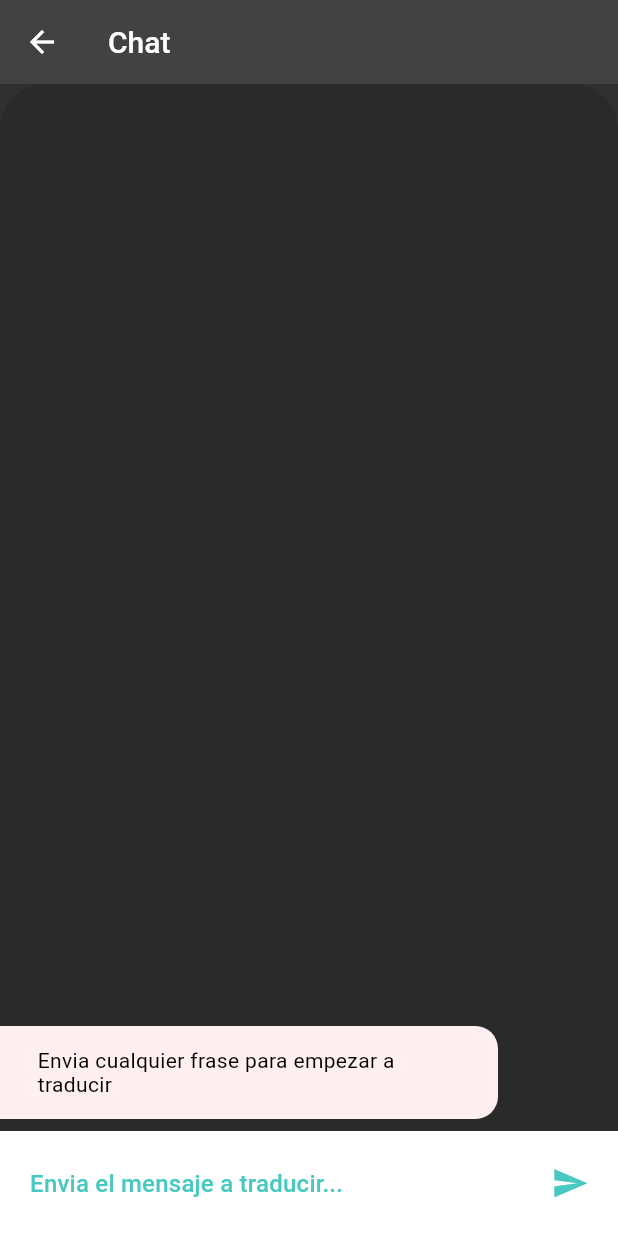
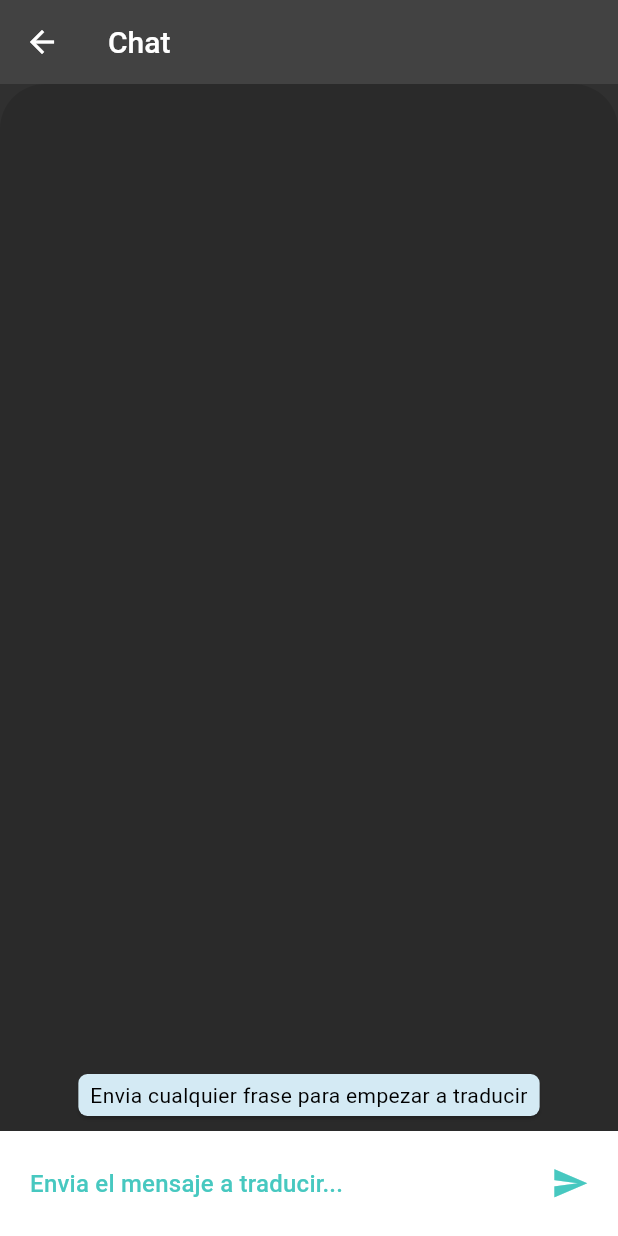
Before and after one commit to Motano/app-pi-gpi, a Flutter app: the ChatScreen screen opened directly, on a phone screen of 412 x 824 dp. Run offline on Flutter 3.47's test engine with Material 2 defaults, Android fonts, the phone set to English and light mode, and no system bars; drawn by our look-alikes of bubble; our stand-ins replace avatar_glow, flutter_tts, hive, hive_flutter, speech_to_text; accounts and stored records are empty.

Commit message:
codigo de los mensajes en widget aparte

```diff
--- a/aplicacionpi/lib/screens/chat_screen.dart
+++ b/aplicacionpi/lib/screens/chat_screen.dart
@@ -1,6 +1,8 @@
 import 'package:aplicacionpi/model/modelos.dart';
 import 'package:aplicacionpi/functions/functions.dart';
+import 'package:aplicacionpi/widgets/mensajes.dart';
 import 'package:flutter/material.dart';
+
 
 class ChatScreen extends StatefulWidget {
   @override
@@ -10,39 +12,12 @@ class ChatScreen extends StatefulWidget {
 class _ChatScreenState extends State<ChatScreen> {
   final myController = TextEditingController();
   String traducir = "";
-  List<Message> _mensajes = [
-    Message("Envia cualquier frase para empezar a traducir", false),
-  ];
+  List<Message> _mensajes = [];
   @override
   void dispose() {
     // Limpia el controlador cuando el Widget se descarte
     myController.dispose();
     super.dispose();
-  }
-
-// Constructor de mensajes para mostrar en pantalla las burbujas de texto, separando las que envia el usuario con las que recibe desde la api
-  _buildMessage(Message message, bool isMe) {
-    return Container(
-      margin: isMe
-          ? EdgeInsets.only(top: 8.0, bottom: 8.0, left: 80.0)
-          : EdgeInsets.only(top: 8.0, bottom: 8.0, right: 80.0),
-      padding: EdgeInsets.symmetric(horizontal: 25.0, vertical: 15.0),
-      decoration: BoxDecoration(
-          color: isMe ? Theme.of(context).accentColor : Color(0xFFFFEFEE),
-          borderRadius: isMe
-              ? BorderRadius.only(
-                  topLeft: Radius.circular(15.0),
-                  bottomLeft: Radius.circular(15.0),
-                )
-              : BorderRadius.only(
-                  topRight: Radius.circular(15.0),
-                  bottomRight: Radius.circular(15.0),
-                )),
-      child: Text(
-        message.body,
-        style: TextStyle(color: Colors.black),
-      ),
-    );
   }
 
 // Constructor de barra donde se escribe el mensaje
@@ -113,16 +88,10 @@ class _ChatScreenState extends State<ChatScreen> {
                     topLeft: Radius.circular(30.0),
                     topRight: Radius.circular(30.0),
                   ),
-                  child: ListView.builder(
-                    reverse: true,
-                    padding: EdgeInsets.only(top: 15.0),
-                    itemCount: _mensajes.length,
-                    itemBuilder: (BuildContext context, int index) {
-                      final Message message = _mensajes[index];
-                      bool isMe = message.isMe;
-                      return _buildMessage(message, isMe);
-                    },
-                  ),
+                  child: Mensajes(
+                    mensajes: _mensajes,
+                    textoInicial: "Envia cualquier frase para empezar a traducir",
+                  )
                 ),
               ),
             ),
--- a/aplicacionpi/lib/widgets/botontts.dart
+++ b/aplicacionpi/lib/widgets/botontts.dart
@@ -28,14 +28,14 @@ class _BotonTTSState extends State<BotonTTS> {
   void initState() {
     super.initState();
     _configs();
-    if(widget.autoplay) {
-      _speak(widget.texto);
-    }
   }
 
 
   @override
   Widget build(BuildContext context) {
+    if(widget.autoplay) {
+      _speak(widget.texto);
+    }
     return (
       IconButton(
         icon: const Icon(Icons.play_circle_outline),
--- /dev/null
+++ b/aplicacionpi/lib/widgets/mensajes.dart
@@ -0,0 +1,38 @@
+import 'package:bubble/bubble.dart';
+import 'package:flutter/material.dart';
+import 'package:aplicacionpi/model/modelos.dart';
+import 'package:aplicacionpi/widgets/mensaje.dart';
+
+class Mensajes extends StatefulWidget {
+  final String textoInicial;
+  final List<Message> mensajes;
+
+  const Mensajes({Key? key, required this.textoInicial, required this.mensajes}) : super(key: key);
+
+  @override
+  _MensajesState createState() => _MensajesState();
+}
+
+class _MensajesState extends State<Mensajes> {
+
+  @override
+  Widget build(BuildContext context) {
+    return ListView.builder(
+      reverse: true,
+      padding: const EdgeInsets.only(top: 15.0, bottom: 10),
+      itemCount: widget.mensajes.length + 1,
+      itemBuilder: (BuildContext context, int index) {
+        if(index == widget.mensajes.length) {
+          return Bubble(
+            alignment: Alignment.center,
+            color: const Color.fromRGBO(212, 234, 244, 1.0),
+            child: Text(widget.textoInicial, textAlign: TextAlign.center, style: const TextStyle(color: Colors.black)),
+          );
+        } else {
+          final Message message = widget.mensajes[index];
+          return Mensaje(texto: message.body, isMe: message.isMe, autoplay: (index == 0) );
+        }
+      },
+    );
+  }
+}
```
Also changed, not shown: aplicacionpi/lib/screens/audio_screen.dart (+5 -38 lines), aplicacionpi/lib/widgets/mensaje.dart (added, +36 -0 lines).
